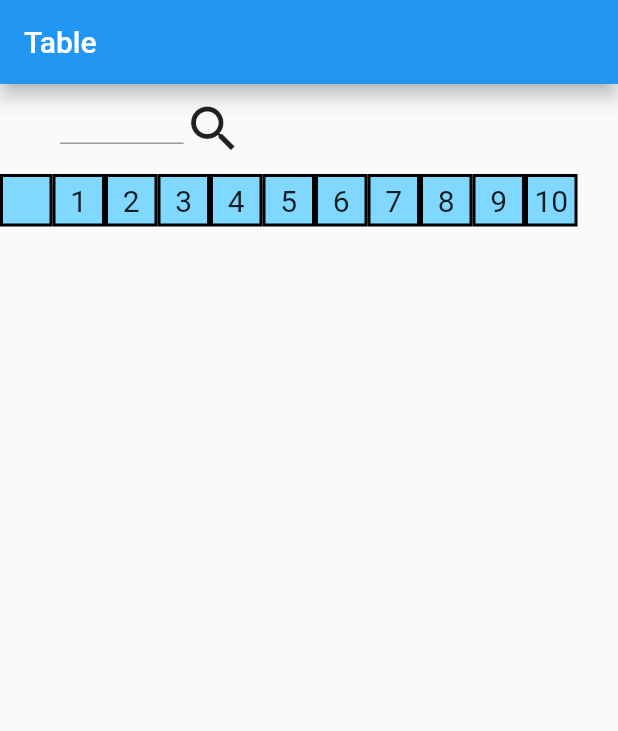
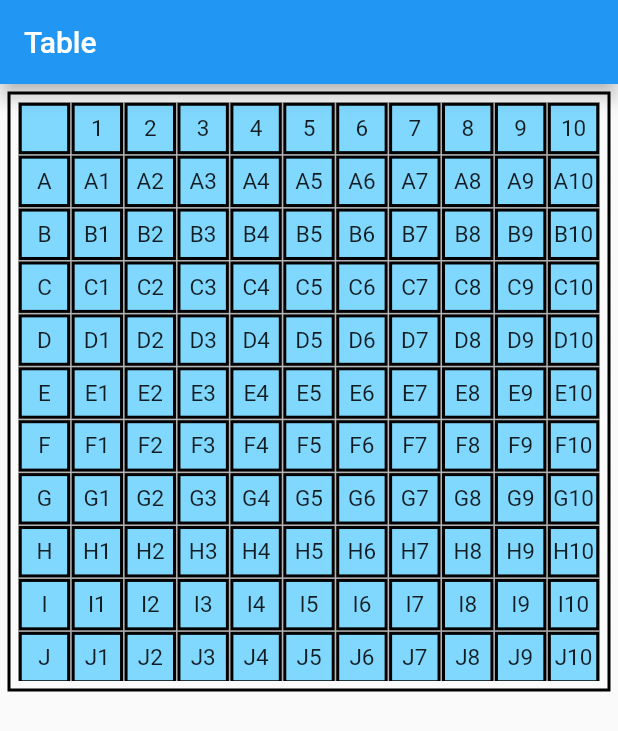
Before and after one commit to KumarSunil17/test_flutter, a Flutter app: the screen it shows after launch, on a phone screen of 412 x 824 dp. Shown: the top 731 px of the screen. Run offline on Flutter 3.47's test engine with Material 2 defaults, Android fonts, the phone set to English and light mode, and no system bars.

Commit message:
TABLE CREATED

```diff
--- a/lib/home_screen.dart
+++ b/lib/home_screen.dart
@@ -42,15 +42,9 @@ class HomeScreenState extends State<HomeScreen> {
                       child:  Column(
                         mainAxisAlignment: MainAxisAlignment.center,
                         children: <Widget>[
-                           CircleAvatar(
-                              backgroundColor: Colors.transparent,
-                              child:  Container(
-                                child: Image.asset('image.jpg',width: 500.0,height: 500.0,)
-                            ),
-                            radius: 2.0,
-                          ),
+                           Image.asset('image.jpg',width: 200.0,height: 200.0,),
                            Padding(
-                            padding: const EdgeInsets.only(top: 10.0),
+                            padding: EdgeInsets.only(top: 10.0),
                           ),
                           Text('welcome')
                         ],
--- a/lib/table_screen.dart
+++ b/lib/table_screen.dart
@@ -1,71 +1,73 @@
 import 'package:flutter/material.dart';
 
 class TableScreen extends StatelessWidget {
+
+  static final GlobalKey<ScaffoldState> _scaffoldKey = GlobalKey<ScaffoldState>();
+
+
+  List<List<String>> data = [
+    ['','1','2','3','4','5','6','7','8','9','10'],
+    ['A','A1','A2','A3','A4','A5','A6','A7','A8','A9','A10'],
+    ['B','B1','B2','B3','B4','B5','B6','B7','B8','B9','B10'],
+    ['C','C1','C2','C3','C4','C5','C6','C7','C8','C9','C10'],
+    ['D','D1','D2','D3','D4','D5','D6','D7','D8','D9','D10'],
+    ['E','E1','E2','E3','E4','E5','E6','E7','E8','E9','E10'],
+    ['F','F1','F2','F3','F4','F5','F6','F7','F8','F9','F10'],
+    ['G','G1','G2','G3','G4','G5','G6','G7','G8','G9','G10'],
+    ['H','H1','H2','H3','H4','H5','H6','H7','H8','H9','H10'],
+    ['I','I1','I2','I3','I4','I5','I6','I7','I8','I9','I10'],
+    ['J','J1','J2','J3','J4','J5','J6','J7','J8','J9','J10'],
+  ];
+
+  TextEditingController _searchText;
+
   @override
   Widget build(BuildContext context) {
     return Scaffold(
+      key: _scaffoldKey,
       appBar: AppBar(
         title: Text('Table'),
         elevation: 5.0,
         brightness: Brightness.dark,
       ),
-      body: Center(
-        child: Column(
-          crossAxisAlignment: CrossAxisAlignment.center,
-          children: <Widget>[
-            Padding(
-              padding: EdgeInsets.fromLTRB(40.0, 10.0, 40.0, 10.0),
-              child: Row(
-                children: <Widget>[
-                Container(
-                  height: 20.0,
-                  width: MediaQuery.of(context).size.width*0.2,
-                  child: TextField(
-                        maxLines: 1,
-                        style: TextStyle(
-                          fontSize: 20.0,
-                          color: Colors.black,
-                        ),
-                      ),
-                ),
-                GestureDetector(
-                    child: Icon(Icons.search,size: 40.0,)
-                ),
-                ]
-              ),
-            ),
-            Center(
-              child: Column(
-                children: <Widget>[
-                  Center(
-                    child: Row(
-                      children: <Widget>[
-                        _tableContent('',Colors.lightBlueAccent, Colors.black),
-                        _tableContent('1',Colors.lightBlueAccent, Colors.black),
-                        _tableContent('2',Colors.lightBlueAccent, Colors.black),
-                        _tableContent('3',Colors.lightBlueAccent, Colors.black),
-                        _tableContent('4',Colors.lightBlueAccent, Colors.black),
-                        _tableContent('5',Colors.lightBlueAccent, Colors.black),
-                        _tableContent('6',Colors.lightBlueAccent, Colors.black),
-                        _tableContent('7',Colors.lightBlueAccent, Colors.black),
-                        _tableContent('8',Colors.lightBlueAccent, Colors.black),
-                        _tableContent('9',Colors.lightBlueAccent, Colors.black),
-                        _tableContent('10',Colors.lightBlueAccent, Colors.black),
-
-                      ],
-                    ),
-                  ),
-                ],
-              ),
-            ),
-          ],
+      body: Container(
+        height: 400.0,
+        padding:  EdgeInsets.all(5.0),
+        margin:  EdgeInsets.all(5.0),
+        decoration: BoxDecoration(
+            border: Border.all(color: Colors.black, width: 2.0)
         ),
-      )
+        child: GridView.builder(
+          gridDelegate: SliverGridDelegateWithFixedCrossAxisCount(
+            crossAxisCount: data.length,
+          ),
+          itemBuilder: _tableItems,
+          itemCount: data.length * data.length,
+        ),
+      ),
     );
   }
 
-  _tableContent(String text,Color background, Color foreground) {
-    return Container(
+  Widget _tableItems(BuildContext context, int index) {
+    int x, y = 0;
+    x = (index / data.length).floor();
+    y = (index % data.length);
+    return GestureDetector(
+      onTap: () => _gridItemTapped(x, y),
+      child: GridTile(
+        child: Container(
+          decoration: BoxDecoration(
+              border: Border.all(color: Colors.grey, width: 0.5)
+          ),
+          child: Center(
+            child: _tableItem(x, y),
+          ),
+        ),
+      ),
+    );
+  }
+  Widget _tableItem(int x, int y) {
+     return Container(
       decoration: BoxDecoration(
         color: Colors.lightBlueAccent[100],
         border: Border.all(width: 2.0),
@@ -73,13 +75,20 @@ class TableScreen extends StatelessWidget {
       height: 35.0,
       width: 35.0,
       child: Center(
-        child: Text(text,
+        child: Text(data[x][y],
           style: TextStyle(
-            fontSize: 20.0,
+            fontSize: 15.0,
           ),
         ),
       ),
     );
   }
 
+  _gridItemTapped(int x, int y) {
+
+    _scaffoldKey.currentState.showSnackBar( SnackBar(
+      content: Text('Clicked : ${data[x][y]}'),
+      duration: Duration(seconds: 1),
+    ));
+  }
 }
```
